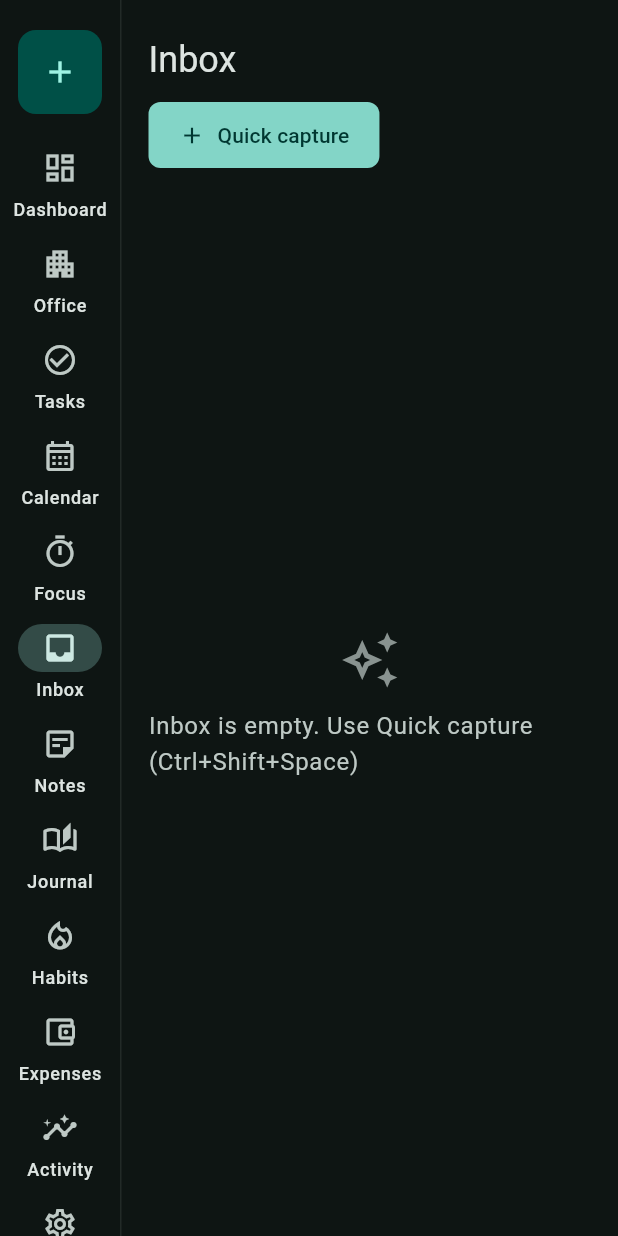
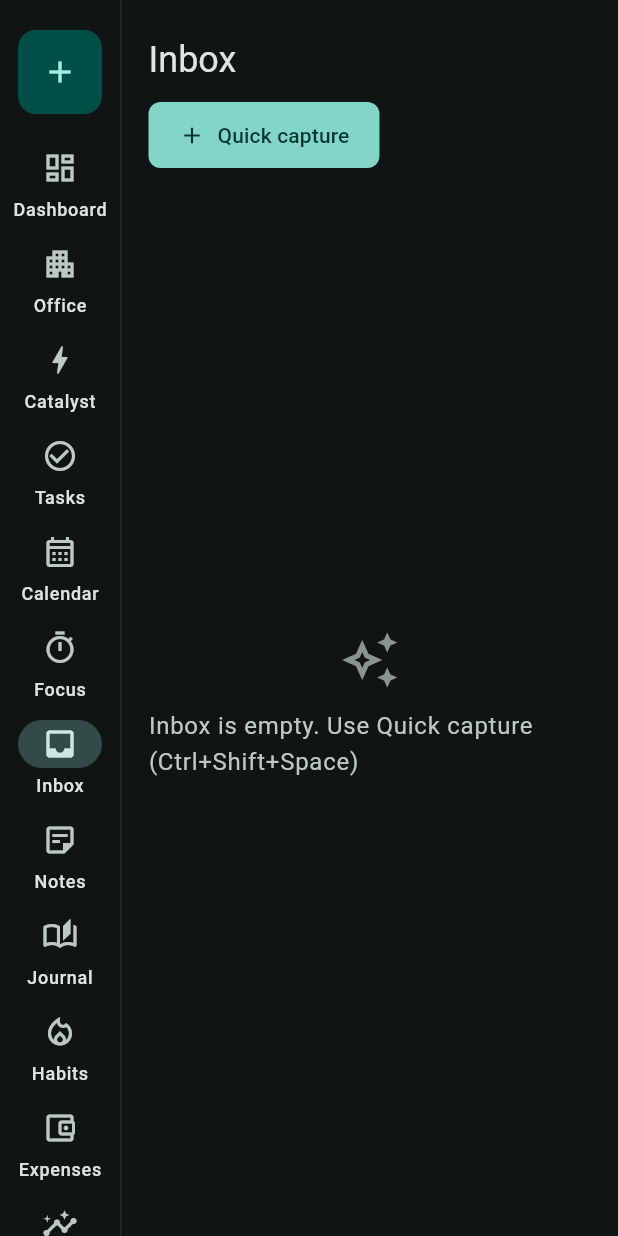
Before and after one commit to moraiinsdev-cell/MindNoron, a Flutter app: the InboxScreen screen opened by its route, on a phone screen of 412 x 824 dp. Run offline on Flutter 3.47's test engine with Material 3 defaults, Android fonts, the phone set to English and light mode, and no system bars; our stand-ins replace drift, drift_flutter, file_picker, fl_chart, flutter_riverpod, go_router; missing offline and left inert: flutter_soloud, hotkey_manager, local_notifier, tray_manager, window_manager; accounts and stored records are empty; generated files the repository leaves out were written again; Roboto replaces fonts that are missing (Segoe UI); statements that could not run were skipped.

Commit message:
feat(catalyst): add Idea Catalyst to nav rail and router
Co-Authored-By: Claude Opus 4.8 <noreply@anthropic.com>

```diff
--- a/lib/features/catalyst/catalyst_service.dart
+++ b/lib/features/catalyst/catalyst_service.dart
@@ -80,7 +80,7 @@ class CatalystService {
   static const _maxTokens = 12000; // hard ceiling; adaptive thinking shares it
   static const _timeout = Duration(seconds: 150);
 
-  static final _uuid = const Uuid();
+  static const _uuid = Uuid();
 
   /// Runs the GOLD PROMPT against [brief] and returns the parsed ideas plus the
   /// round's token usage. Throws [CatalystException] on any failure.
--- a/lib/presentation/navigation/app_router.dart
+++ b/lib/presentation/navigation/app_router.dart
@@ -3,6 +3,7 @@ import 'package:go_router/go_router.dart';
 
 import '../../features/activity/activity_screen.dart';
 import '../../features/calendar/calendar_screen.dart';
+import '../../features/catalyst/catalyst_screen.dart';
 import '../../features/dashboard/dashboard_screen.dart';
 import '../../features/expenses/expenses_screen.dart';
 import '../../features/habits/habits_screen.dart';
@@ -24,6 +25,7 @@ abstract final class Routes {
   static const welcome = '/welcome';
   static const dashboard = '/dashboard';
   static const office = '/office';
+  static const catalyst = '/catalyst';
   static const tasks = '/tasks';
   static const calendar = '/calendar';
   static const timer = '/timer';
@@ -54,6 +56,10 @@ final appRouter = GoRouter(
         GoRoute(
           path: Routes.office,
           pageBuilder: (c, s) => _appPage(s, const OfficeScreen()),
+        ),
+        GoRoute(
+          path: Routes.catalyst,
+          pageBuilder: (c, s) => _appPage(s, const CatalystScreen()),
         ),
         GoRoute(
           path: Routes.tasks,
--- a/lib/presentation/shell/app_shell.dart
+++ b/lib/presentation/shell/app_shell.dart
@@ -21,6 +21,7 @@ class AppShell extends ConsumerWidget {
   static const _routes = [
     Routes.dashboard,
     Routes.office,
+    Routes.catalyst,
     Routes.tasks,
     Routes.calendar,
     Routes.timer,
@@ -96,6 +97,11 @@ class AppShell extends ConsumerWidget {
                     icon: const Icon(Icons.apartment_outlined),
                     selectedIcon: const Icon(Icons.apartment),
                     label: Text(l10n.navOffice),
+                  ),
+                  const NavigationRailDestination(
+                    icon: Icon(Icons.bolt_outlined),
+                    selectedIcon: Icon(Icons.bolt),
+                    label: Text('Catalyst'),
                   ),
                   NavigationRailDestination(
                     icon: _BadgedRailIcon(
```
